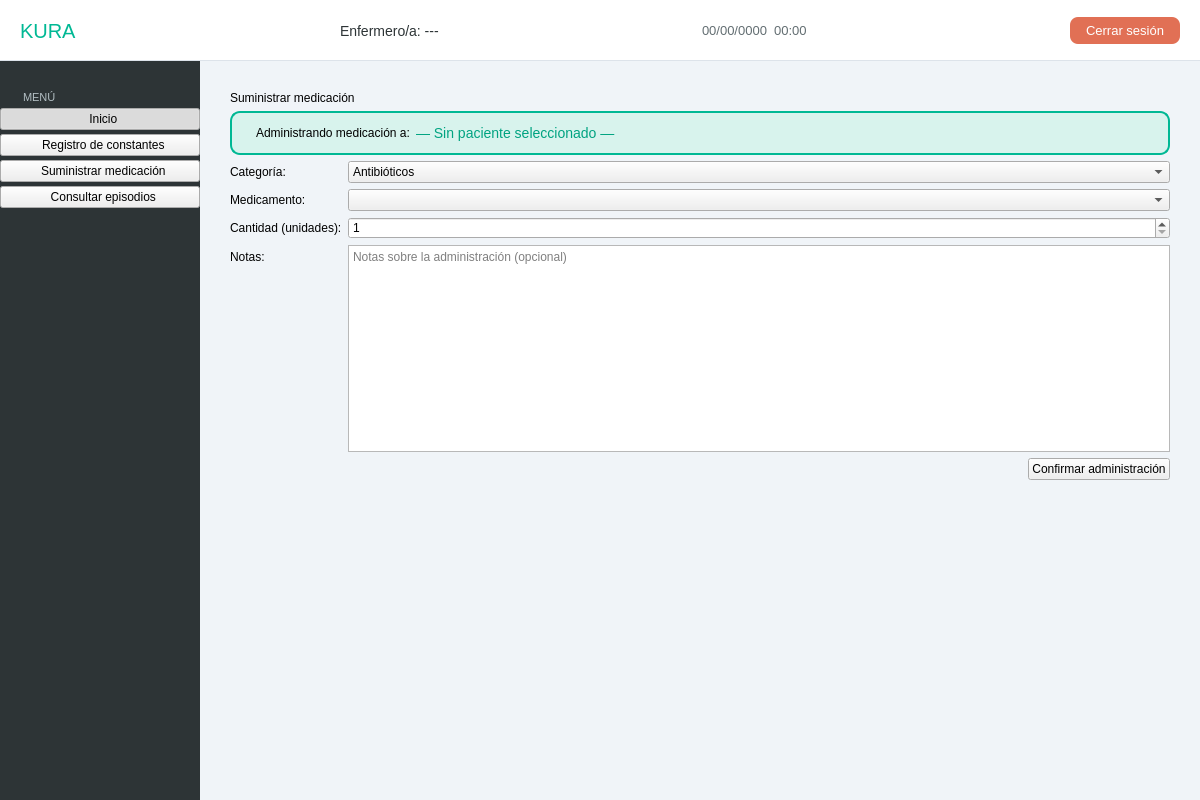
First picture: the form in src/vista/Ui/VistaEnfermero.ui, repository hgarcg04/software-engineering, before the edit.
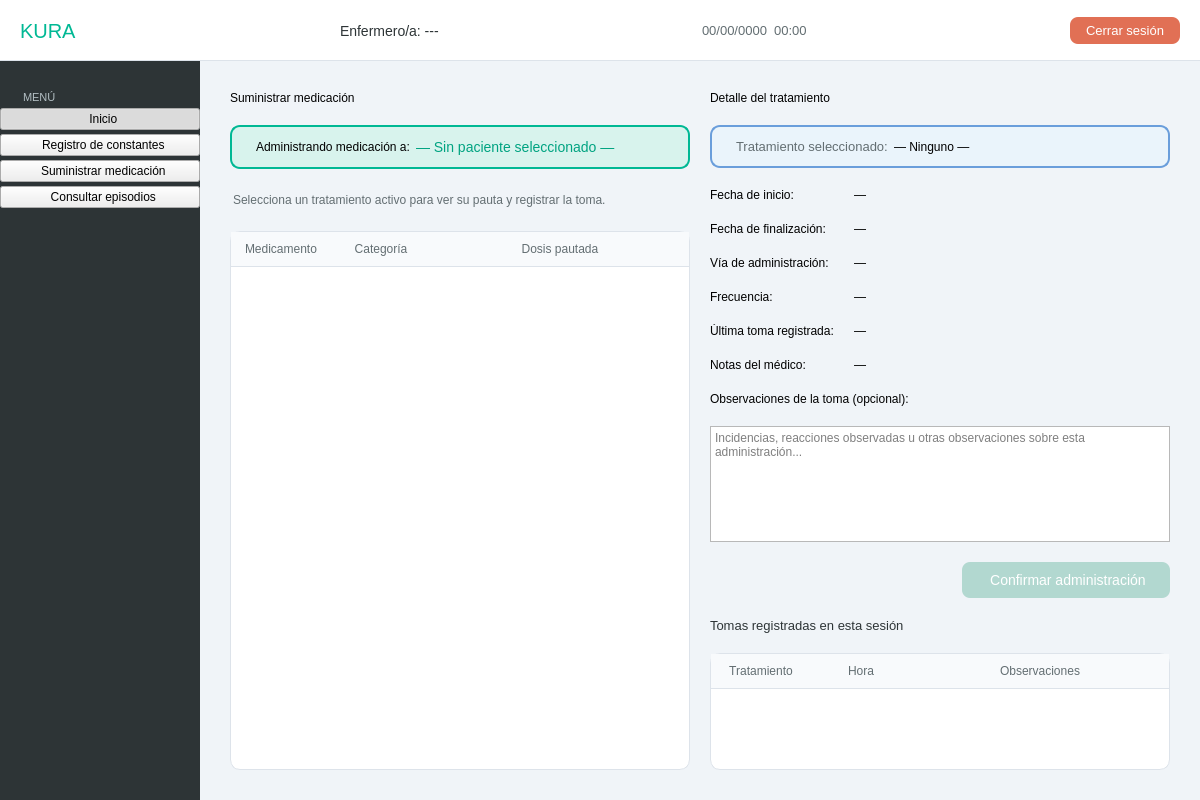
Second picture: the form after the edit. The open tabs and pages were chosen to show the change.

Commit message: Pestaña de suministro de medicacion

Diff of the .ui file:
```diff
--- a/src/vista/Ui/VistaEnfermero.ui
+++ b/src/vista/Ui/VistaEnfermero.ui
@@ -260,6 +260,57 @@
         color: #2d3436;
         padding: 10px;
     }
+
+    /* === Estilos específicos de la página de medicación === */
+    #frame_tratamiento_seleccionado {
+        background-color: #eaf4fb;
+        border: 1.5px solid #6a9edb;
+        border-radius: 10px;
+        padding: 4px 12px;
+    }
+    #lbl_tratamiento_sel_texto {
+        font-family: 'Segoe UI';
+        font-size: 13px;
+        color: #636e72;
+    }
+    #lbl_tratamiento_sel_nombre {
+        font-family: 'Segoe UI Semibold';
+        font-size: 14px;
+        color: #4a7ec0;
+    }
+    #lbl_dosis_info {
+        font-family: 'Segoe UI Semibold';
+        font-size: 13px;
+        color: #2d3436;
+        background-color: #f8fafc;
+        border: 1px solid #dde3ea;
+        border-radius: 8px;
+        padding: 8px 12px;
+    }
+    #btn_confirmar_toma {
+        background-color: #00b894;
+        color: white;
+        border-radius: 8px;
+        padding: 10px 24px;
+        font-family: 'Segoe UI Semibold';
+        font-size: 14px;
+    }
+    #btn_confirmar_toma:hover { background-color: #00a381; }
+    #btn_confirmar_toma:disabled {
+        background-color: #b2d8d0;
+        color: #ffffff;
+    }
+    #lbl_tomas_titulo {
+        font-family: 'Segoe UI Semibold';
+        font-size: 13px;
+        color: #2d3436;
+    }
+    #lbl_med_instrucciones {
+        font-family: 'Segoe UI';
+        font-size: 12px;
+        color: #636e72;
+        padding: 4px 0px;
+    }
    </string>
   </property>
   <widget class="QWidget" name="centralwidget">
@@ -957,7 +1008,10 @@
          </layout>
         </widget>
         <widget class="QWidget" name="page_medicacion">
-         <layout class="QVBoxLayout" name="medLayout">
+         <layout class="QHBoxLayout" name="medOuterLayout">
+          <property name="spacing">
+           <number>20</number>
+          </property>
           <property name="leftMargin">
            <number>30</number>
           </property>
@@ -970,6 +1024,8 @@
           <property name="bottomMargin">
            <number>30</number>
           </property>
+          <item>
+           <layout class="QVBoxLayout" name="medTratamientosLayout">
           <item>
            <widget class="QLabel" name="lbl_section_title">
             <property name="text">
@@ -1023,80 +1079,203 @@
            </widget>
           </item>
           <item>
-           <layout class="QFormLayout" name="formMedicacion">
+             <widget class="QLabel" name="lbl_med_instrucciones">
+              <property name="text">
+               <string>Selecciona un tratamiento activo para ver su pauta y registrar la toma.</string>
+              </property>
+             </widget>
+            </item>
+            <item>
+             <widget class="QTableWidget" name="tabla_tratamientos">
+              <property name="editTriggers">
+               <set>QAbstractItemView::NoEditTriggers</set>
+              </property>
+              <property name="selectionMode">
+               <enum>QAbstractItemView::SingleSelection</enum>
+              </property>
+              <property name="selectionBehavior">
+               <enum>QAbstractItemView::SelectRows</enum>
+              </property>
+              <property name="columnCount">
+               <number>3</number>
+              </property>
+              <attribute name="horizontalHeaderStretchLastSection">
+               <bool>true</bool>
+              </attribute>
+              <column>
+               <property name="text">
+                <string>Medicamento</string>
+               </property>
+              </column>
+              <column>
+               <property name="text">
+                <string>Categoría</string>
+               </property>
+              </column>
+              <column>
+               <property name="text">
+                <string>Dosis pautada</string>
+               </property>
+              </column>
+             </widget>
+            </item>
+           </layout>
+          </item>
+          <item>
+           <layout class="QVBoxLayout" name="medDetalleLayout">
+            <item>
+             <widget class="QLabel" name="lbl_section_title">
+              <property name="text">
+               <string>Detalle del tratamiento</string>
+              </property>
+             </widget>
+            </item>
+            <item>
+             <widget class="QFrame" name="frame_tratamiento_seleccionado">
+              <layout class="QHBoxLayout">
+               <property name="leftMargin">
+                <number>12</number>
+               </property>
+               <property name="topMargin">
+                <number>8</number>
+               </property>
+               <property name="rightMargin">
+                <number>12</number>
+               </property>
+               <property name="bottomMargin">
+                <number>8</number>
+               </property>
+               <item>
+                <widget class="QLabel" name="lbl_tratamiento_sel_texto">
+                 <property name="text">
+                  <string>Tratamiento seleccionado:</string>
+                 </property>
+                </widget>
+               </item>
+               <item>
+                <widget class="QLabel" name="lbl_det_medicamento">
+                 <property name="text">
+                  <string>— Ninguno —</string>
+                 </property>
+                </widget>
+               </item>
+               <item>
+                <spacer>
+                 <property name="orientation">
+                  <enum>Qt::Horizontal</enum>
+                 </property>
+                 <property name="sizeHint" stdset="0">
+                  <size>
+                   <width>0</width>
+                   <height>0</height>
+                  </size>
+                 </property>
+                </spacer>
+               </item>
+              </layout>
+             </widget>
+            </item>
+            <item>
+             <layout class="QFormLayout" name="formDetalleTratamiento">
             <item row="0" column="0">
              <widget class="QLabel" name="label">
               <property name="text">
-               <string>Categoría:</string>
+                 <string>Fecha de inicio:</string>
               </property>
              </widget>
             </item>
             <item row="0" column="1">
-             <widget class="QComboBox" name="combo_categoria">
-              <item>
+               <widget class="QLabel" name="lbl_det_inicio">
                <property name="text">
-                <string>Antibióticos</string>
-               </property>
-              </item>
-              <item>
-               <property name="text">
-                <string>Oncológicos</string>
-               </property>
-              </item>
-              <item>
-               <property name="text">
-                <string>Analgésicos</string>
-               </property>
-              </item>
-              <item>
-               <property name="text">
-                <string>Cardiovasculares</string>
-               </property>
-              </item>
+                 <string>—</string>
+                </property>
              </widget>
             </item>
             <item row="1" column="0">
-             <widget class="QLabel" name="label">
+               <widget class="QLabel" name="l">
               <property name="text">
-               <string>Medicamento:</string>
+                 <string>Fecha de finalización:</string>
               </property>
              </widget>
             </item>
             <item row="1" column="1">
-             <widget class="QComboBox" name="combo_medicamento"/>
+               <widget class="QLabel" name="lbl_det_fin">
+                <property name="text">
+                 <string>—</string>
+                </property>
+               </widget>
             </item>
             <item row="2" column="0">
-             <widget class="QLabel" name="label">
+               <widget class="QLabel" name="label_2">
               <property name="text">
-               <string>Cantidad (unidades):</string>
+                 <string>Vía de administración:</string>
               </property>
              </widget>
             </item>
             <item row="2" column="1">
-             <widget class="QSpinBox" name="spin_cantidad">
-              <property name="minimum">
-               <number>1</number>
-              </property>
-              <property name="maximum">
-               <number>100</number>
+               <widget class="QLabel" name="lbl_det_via">
+                <property name="text">
+                 <string>—</string>
               </property>
              </widget>
             </item>
             <item row="3" column="0">
              <widget class="QLabel" name="label">
               <property name="text">
-               <string>Notas:</string>
+                 <string>Frecuencia:</string>
               </property>
              </widget>
             </item>
             <item row="3" column="1">
-             <widget class="QTextEdit" name="edit_notas_med">
+               <widget class="QLabel" name="lbl_det_frecuencia">
+                <property name="text">
+                 <string>—</string>
+                </property>
+               </widget>
+              </item>
+              <item row="4" column="0">
+               <widget class="QLabel" name="label">
+                <property name="text">
+                 <string>Última toma registrada:</string>
+                </property>
+               </widget>
+              </item>
+              <item row="4" column="1">
+               <widget class="QLabel" name="lbl_det_ultima_toma">
+                <property name="text">
+                 <string>—</string>
+                </property>
+               </widget>
+              </item>
+              <item row="5" column="0">
+               <widget class="QLabel" name="label">
+                <property name="text">
+                 <string>Notas del médico:</string>
+                </property>
+               </widget>
+              </item>
+              <item row="5" column="1">
+               <widget class="QLabel" name="lbl_det_notas_medico">
+                <property name="text">
+                 <string>—</string>
+                </property>
+               </widget>
+              </item>
+             </layout>
+            </item>
+            <item>
+             <widget class="QLabel" name="label">
+              <property name="text">
+               <string>Observaciones de la toma (opcional):</string>
+              </property>
+             </widget>
+            </item>
+            <item>
+             <widget class="QTextEdit" name="edit_notas_toma">
               <property name="placeholderText">
-               <string>Notas sobre la administración (opcional)</string>
+               <string>Incidencias, reacciones observadas u otras observaciones sobre esta administración...</string>
               </property>
              </widget>
-            </item>
-           </layout>
           </item>
           <item>
            <layout class="QHBoxLayout">
@@ -1114,26 +1293,56 @@
              </spacer>
             </item>
             <item>
-             <widget class="QPushButton" name="btn_suministrar">
+               <widget class="QPushButton" name="btn_confirmar_toma">
+                <property name="enabled">
+                 <bool>false</bool>
+                </property>
               <property name="text">
-               <string>Confirmar administración</string>
+                 <string> Confirmar administración</string>
               </property>
              </widget>
             </item>
            </layout>
           </item>
           <item>
-           <spacer>
-            <property name="orientation">
-             <enum>Qt::Vertical</enum>
-            </property>
-            <property name="sizeHint" stdset="0">
-             <size>
-              <width>0</width>
-              <height>0</height>
-             </size>
-            </property>
-           </spacer>
+             <widget class="QLabel" name="lbl_tomas_titulo">
+              <property name="text">
+               <string>Tomas registradas en esta sesión</string>
+              </property>
+             </widget>
+            </item>
+            <item>
+             <widget class="QTableWidget" name="tabla_tomas_sesion">
+              <property name="editTriggers">
+               <set>QAbstractItemView::NoEditTriggers</set>
+              </property>
+              <property name="selectionBehavior">
+               <enum>QAbstractItemView::SelectRows</enum>
+              </property>
+              <property name="columnCount">
+               <number>3</number>
+              </property>
+              <attribute name="horizontalHeaderStretchLastSection">
+               <bool>true</bool>
+              </attribute>
+              <column>
+               <property name="text">
+                <string>Tratamiento</string>
+               </property>
+              </column>
+              <column>
+               <property name="text">
+                <string>Hora</string>
+               </property>
+              </column>
+              <column>
+               <property name="text">
+                <string>Observaciones</string>
+               </property>
+              </column>
+             </widget>
+            </item>
+           </layout>
           </item>
          </layout>
         </widget>
```
Left out of the diff: 31 changed lines with no effect on the pictures. Lines whose indentation alone changed are shown as unchanged. The commit also changes 21 other files.
